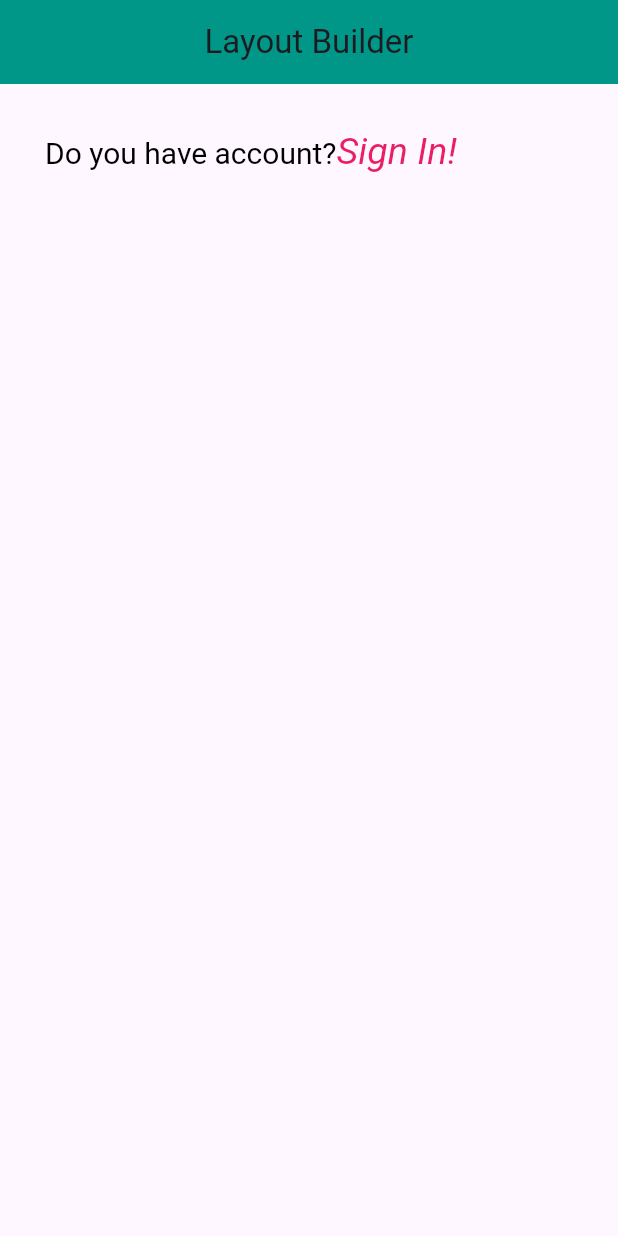
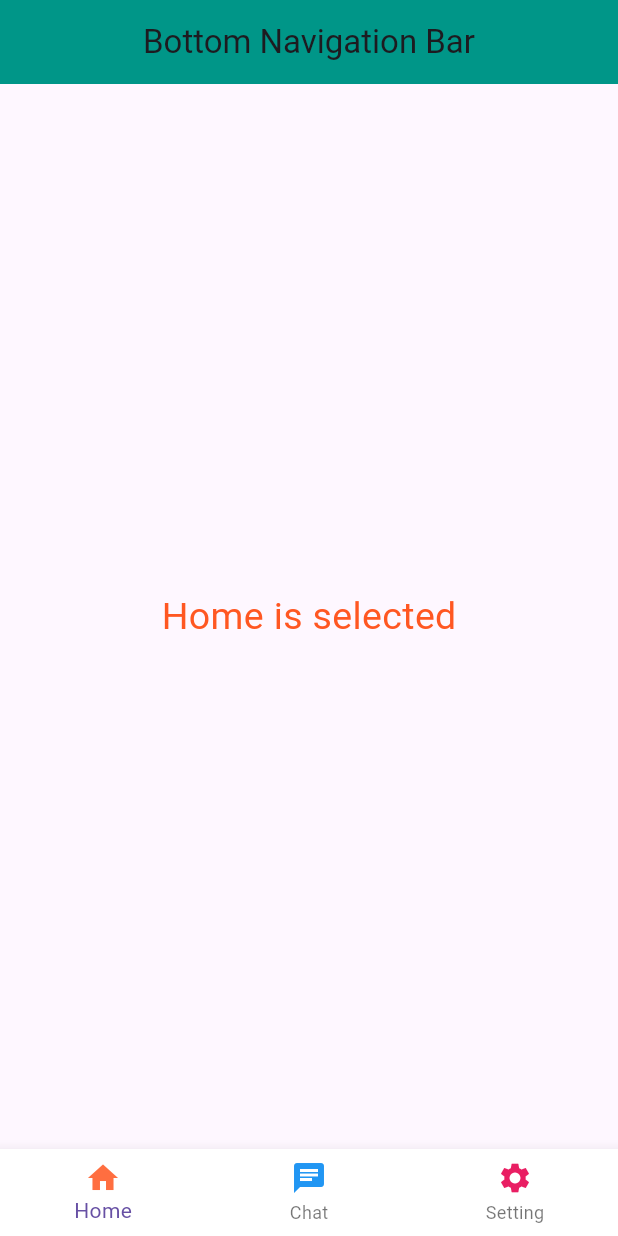
Before and after one commit to shamim2810/flutter_project, a Flutter app: the screen it shows after launch, on a phone screen of 412 x 824 dp. Run offline on Flutter 3.47's test engine with Material 3 defaults, Android fonts, the phone set to English and light mode, and no system bars.

Commit message:
BottomNavigationBar

```diff
--- a/lib/main.dart
+++ b/lib/main.dart
@@ -4,9 +4,14 @@ import 'package:flutter/material.dart';
 void main(){
   runApp(MyApp());
 }
-class MyApp extends StatelessWidget {
+class MyApp extends StatefulWidget {
   const MyApp({super.key});
 
+  @override
+  State<MyApp> createState() => _MyAppState();
+}
+
+class _MyAppState extends State<MyApp> {
   @override
   Widget build(BuildContext context) {
     return MaterialApp(
@@ -15,43 +20,67 @@ class MyApp extends StatelessWidget {
   }
 }
 
-class HomePage extends StatelessWidget {
+class HomePage extends StatefulWidget {
   const HomePage({super.key});
 
   @override
+  State<HomePage> createState() => _HomePageState();
+}
+
+class _HomePageState extends State<HomePage> {
+  int _selectedIndex = 0;
+
+  final List<Widget> _views = <Widget>[
+    const Center(
+      child: Text('Home is selected',
+        style: TextStyle(
+          fontSize: 25,
+          color: Colors.deepOrange,
+        ),
+      ),
+    ),
+    const Center(
+      child: Text('Home is Chat',
+        style: TextStyle(
+          fontSize: 25,
+          color: Colors.blue,
+        ),
+      ),
+    ),
+    const Center(
+      child: Text('Home is Setting',
+        style: TextStyle(
+          fontSize: 25,
+          color: Colors.pinkAccent,
+        ),
+      ),
+    ),
+  ];
+  @override
   Widget build(BuildContext context) {
-
     return Scaffold(
       appBar: AppBar(
-        title: Text('Layout Builder'),
+        title: Text('Bottom Navigation Bar'),
         centerTitle: true,
         backgroundColor: Colors.teal,
       ),
 
       body: SafeArea(
-          child: Padding(
-            padding: const EdgeInsets.all(30.0),
-            child: RichText(
-                text: TextSpan(
-                  text: 'Do you have account?',
-                  style: TextStyle(
-                    fontSize: 20,
-                    color: Colors.black,
-                  ),
-                  children: <TextSpan>[
-                    TextSpan(
-                      text: 'Sign In!',
-                      style: TextStyle(
-                        color: Colors.pink,
-                        fontSize: 25,
-                        fontStyle: FontStyle.italic,
-                      )
-                    )
-                  ]
-                ),
-
-            ),
-          )
+          child: _views.elementAt(_selectedIndex),
+      ),
+      bottomNavigationBar: BottomNavigationBar(
+        backgroundColor: Colors.white,
+          items: const <BottomNavigationBarItem>[
+            BottomNavigationBarItem(icon: Icon(Icons.home,color: Colors.deepOrangeAccent,),label: 'Home'),
+            BottomNavigationBarItem(icon: Icon(Icons.chat,color: Colors.blue,),label: 'Chat'),
+            BottomNavigationBarItem(icon: Icon(Icons.settings,color: Colors.pink,),label: 'Setting'),
+          ],
+        currentIndex: _selectedIndex,
+        onTap: (index){
+            setState(() {
+              _selectedIndex = index;
+            });
+        },
       ),
     );
   }
```
